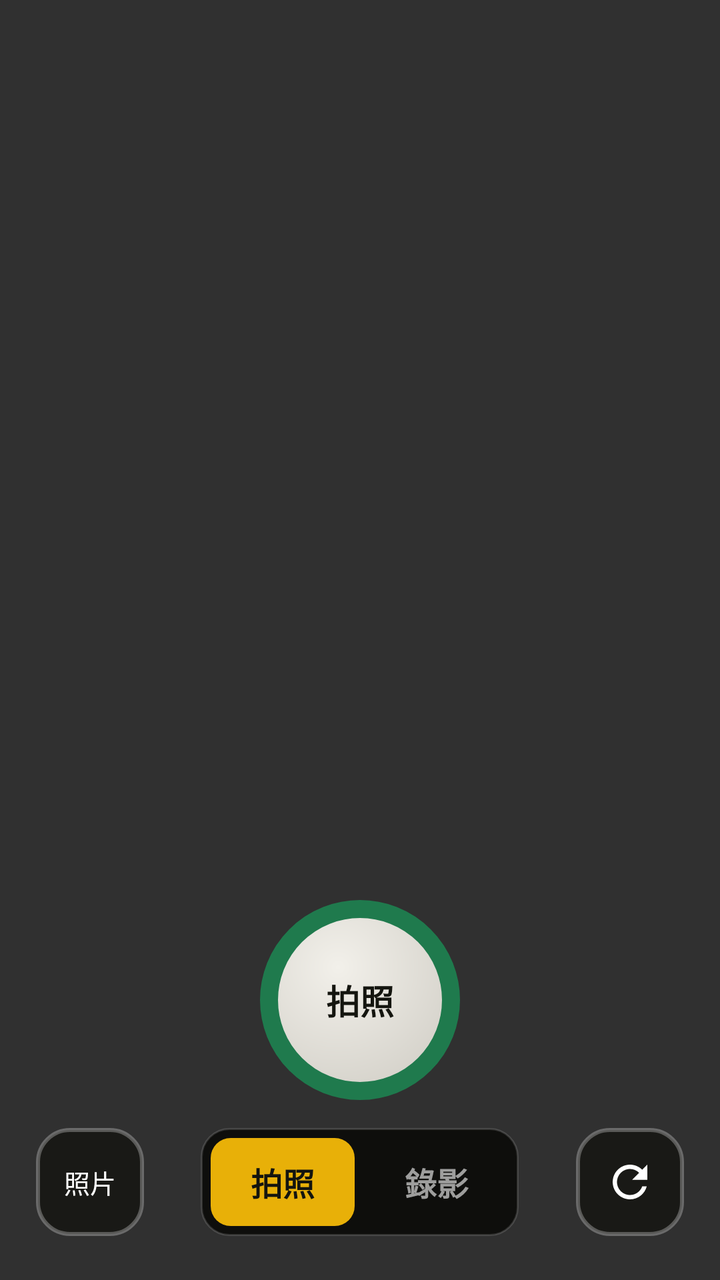
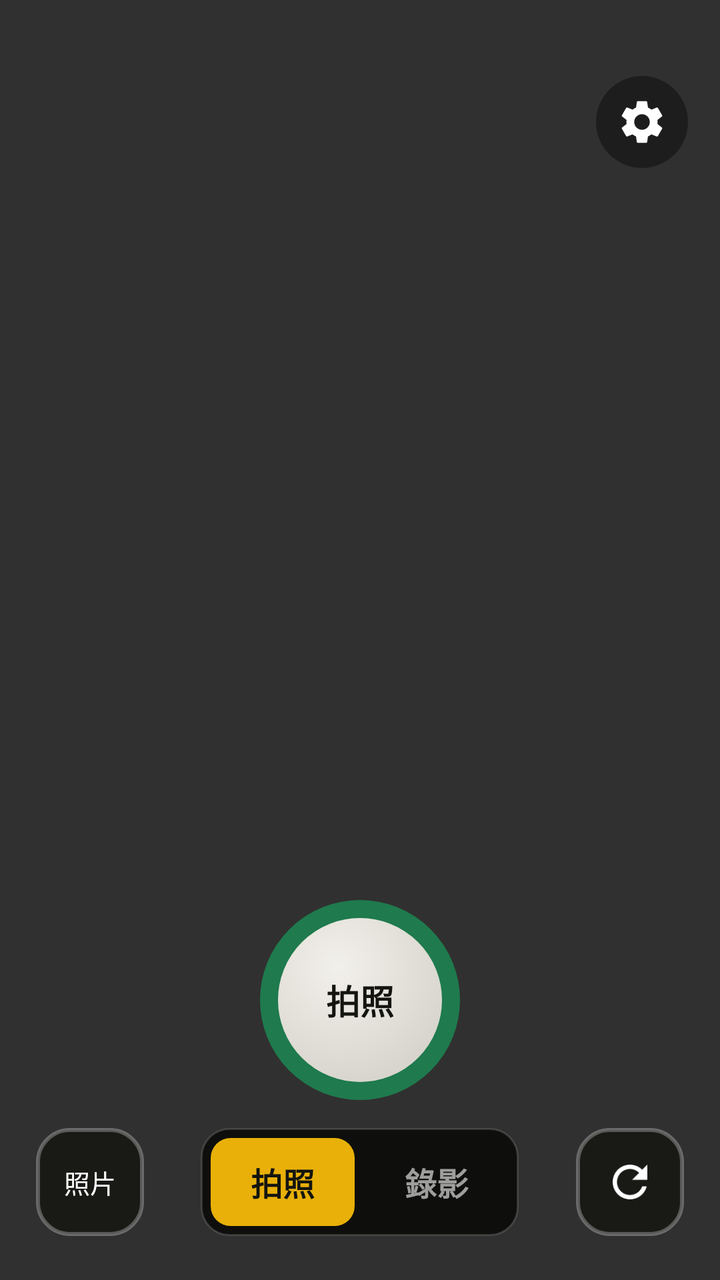

Compare the two renders of this Android layout. The source of the first and the diff that turns it into the second are given below.
<!-- AndroidManifest.xml: application theme AppTheme -->
<!-- res/layout/simple_ui.xml -->
<?xml version="1.0" encoding="utf-8"?>
<FrameLayout xmlns:android="http://schemas.android.com/apk/res/android"
    xmlns:tools="http://schemas.android.com/tools"
    android:id="@+id/sc_root"
    android:layout_width="match_parent"
    android:layout_height="match_parent"
    android:clickable="false"
    android:focusable="false"
    tools:ignore="HardcodedText">

    
    <View
        android:id="@+id/sc_rec_border"
        android:layout_width="match_parent"
        android:layout_height="match_parent"
        android:background="@drawable/sc_vf_frame_rec"
        android:alpha="0"
        android:clickable="false"
        android:visibility="gone" />

    
    <LinearLayout
        android:id="@+id/sc_camera_controls"
        android:layout_width="match_parent"
        android:layout_height="wrap_content"
        android:layout_gravity="bottom"
        android:orientation="vertical"
        android:paddingTop="10dp"
        android:paddingBottom="22dp"
        android:clickable="true">

        
        <FrameLayout
            android:layout_width="match_parent"
            android:layout_height="wrap_content">

            <TextView
                android:id="@+id/sc_shutter"
                android:layout_width="100dp"
                android:layout_height="100dp"
                android:layout_gravity="center_horizontal"
                android:gravity="center"
                android:text="拍照"
                android:textSize="17sp"
                android:textStyle="bold"
                android:textColor="#14150F"
                android:background="@drawable/sc_shutter_photo"
                android:clickable="true"
                android:focusable="true" />
        </FrameLayout>

        
        <FrameLayout
            android:layout_width="match_parent"
            android:layout_height="wrap_content"
            android:layout_marginTop="14dp"
            android:paddingLeft="18dp"
            android:paddingRight="18dp">

            <FrameLayout
                android:id="@+id/sc_gallery"
                android:layout_width="54dp"
                android:layout_height="54dp"
                android:layout_gravity="start|center_vertical"
                android:background="@drawable/sc_sq_button"
                android:clickable="true"
                android:focusable="true">

                <ImageView
                    android:id="@+id/sc_gallery_thumb"
                    android:layout_width="match_parent"
                    android:layout_height="match_parent"
                    android:layout_margin="3dp"
                    android:scaleType="centerCrop"
                    android:visibility="gone"
                    android:contentDescription="照片" />

                <TextView
                    android:id="@+id/sc_gallery_label"
                    android:layout_width="match_parent"
                    android:layout_height="match_parent"
                    android:gravity="center"
                    android:text="照片"
                    android:textSize="13sp"
                    android:fontFamily="sans-serif-medium"
                    android:textColor="#FFFFFF" />
            </FrameLayout>

            <LinearLayout
                android:layout_width="wrap_content"
                android:layout_height="wrap_content"
                android:layout_gravity="center"
                android:orientation="horizontal"
                android:background="@drawable/sc_mode_pill"
                android:padding="5dp">

                <TextView
                    android:id="@+id/sc_tab_photo"
                    android:layout_width="wrap_content"
                    android:layout_height="44dp"
                    android:minWidth="72dp"
                    android:gravity="center"
                    android:text="拍照"
                    android:textSize="16sp"
                    android:textStyle="bold"
                    android:background="@drawable/sc_tab_selected"
                    android:textColor="#14150F" />

                <TextView
                    android:id="@+id/sc_tab_video"
                    android:layout_width="wrap_content"
                    android:layout_height="44dp"
                    android:minWidth="72dp"
                    android:layout_marginStart="5dp"
                    android:gravity="center"
                    android:text="錄影"
                    android:textSize="16sp"
                    android:textStyle="bold"
                    android:textColor="#99FFFFFF" />
            </LinearLayout>

            <ImageView
                android:id="@+id/sc_flip"
                android:layout_width="54dp"
                android:layout_height="54dp"
                android:layout_gravity="end|center_vertical"
                android:padding="14dp"
                android:scaleType="fitCenter"
                android:src="@drawable/sc_ic_reload"
                android:contentDescription="切換前後鏡頭"
                android:background="@drawable/sc_sq_button"
                android:clickable="true"
                android:focusable="true" />
        </FrameLayout>
    </LinearLayout>

    
    <LinearLayout
        android:id="@+id/sc_recording_controls"
        android:layout_width="match_parent"
        android:layout_height="wrap_content"
        android:layout_gravity="bottom"
        android:orientation="vertical"
        android:gravity="center"
        android:paddingTop="10dp"
        android:paddingBottom="94dp"
        android:visibility="gone">

        <LinearLayout
            android:id="@+id/sc_stop"
            android:layout_width="100dp"
            android:layout_height="100dp"
            android:orientation="vertical"
            android:gravity="center"
            android:background="@drawable/sc_stop_outer"
            android:clickable="true"
            android:focusable="true">

            <View
                android:layout_width="18dp"
                android:layout_height="18dp"
                android:background="@drawable/sc_stop_inner" />

            <TextView
                android:layout_width="wrap_content"
                android:layout_height="wrap_content"
                android:layout_marginTop="5dp"
                android:text="停止"
                android:textSize="17sp"
                android:textStyle="bold"
                android:textColor="#FFFFFF" />
        </LinearLayout>
    </LinearLayout>

    
    <View
        android:id="@+id/sc_flash"
        android:layout_width="match_parent"
        android:layout_height="match_parent"
        android:background="#FFFFFF"
        android:alpha="0"
        android:clickable="false"
        android:visibility="gone" />

    
    <FrameLayout
        android:id="@+id/sc_tuck"
        android:layout_width="100dp"
        android:layout_height="100dp"
        android:background="@drawable/sc_tuck_overlay"
        android:clickable="false"
        android:visibility="gone" />

    
    <LinearLayout
        android:id="@+id/sc_rec_capsule"
        android:layout_width="wrap_content"
        android:layout_height="wrap_content"
        android:layout_gravity="top|center_horizontal"
        android:layout_marginTop="66dp"
        android:orientation="horizontal"
        android:gravity="center_vertical"
        android:background="@drawable/sc_rec_capsule"
        android:paddingLeft="18dp"
        android:paddingRight="18dp"
        android:paddingTop="10dp"
        android:paddingBottom="10dp"
        android:clickable="false"
        android:visibility="gone">

        <View
            android:layout_width="14dp"
            android:layout_height="14dp"
            android:layout_marginEnd="10dp"
            android:background="@drawable/sc_white_dot" />

        <TextView
            android:id="@+id/sc_timer"
            android:layout_width="wrap_content"
            android:layout_height="wrap_content"
            android:text="0:00"
            android:textSize="22sp"
            android:textStyle="bold"
            android:fontFamily="monospace"
            android:textColor="#FFFFFF" />
    </LinearLayout>

</FrameLayout>
<!-- resources referenced by this layout -->
<resources>
  <!-- drawable sc_rec_capsule (drawable) -->
  <?xml version="1.0" encoding="utf-8"?>
  <shape xmlns:android="http://schemas.android.com/apk/res/android" android:shape="rectangle">
      <solid android:color="#B3261E" />
      <corners android:radius="999dp" />
  </shape>
  <!-- drawable sc_stop_inner (drawable) -->
  <?xml version="1.0" encoding="utf-8"?>
  <shape xmlns:android="http://schemas.android.com/apk/res/android" android:shape="rectangle">
      <solid android:color="#FFFFFF" />
      <corners android:radius="4dp" />
  </shape>
  <!-- drawable sc_stop_outer (drawable) -->
  <?xml version="1.0" encoding="utf-8"?>
  <shape xmlns:android="http://schemas.android.com/apk/res/android" android:shape="oval">
      <solid android:color="#0E0E0C" />
      <stroke android:width="9dp" android:color="#B3261E" />
  </shape>
  <!-- drawable sc_tab_selected (drawable) -->
  <?xml version="1.0" encoding="utf-8"?>
  <shape xmlns:android="http://schemas.android.com/apk/res/android" android:shape="rectangle">
      <solid android:color="#E8B008" />
      <corners android:radius="10dp" />
  </shape>
  <!-- drawable sc_white_dot (drawable) -->
  <?xml version="1.0" encoding="utf-8"?>
  <shape xmlns:android="http://schemas.android.com/apk/res/android" android:shape="oval">
      <solid android:color="#FFFFFF" />
  </shape>
  <style name="AppTheme" parent="AppBaseTheme">
          
          <item name="android:windowNoTitle">true</item>
          <item name="android:windowActionBar">false</item>
          <item name="android:windowFullscreen">true</item>
          <item name="android:windowContentOverlay">@null</item>
      </style>
  <style name="AppBaseTheme" parent="@style/Theme.AppCompat.NoActionBar">
          
          <item name="android:imageButtonStyle">@style/image_button</item>
          <item name="android:navigationBarColor">@android:color/black</item>
      </style>
  <style name="image_button" parent="@android:style/Widget.Material.ImageButton">
          <item name="android:backgroundTint">#d05a595b</item> 
      </style>
  <!-- unchanged entries left out for length: 6 -->
</resources>

<!-- the commit's change to res/layout/simple_ui.xml (unified diff, before → after) -->
@@ -17,6 +17,22 @@
         android:alpha="0"
         android:clickable="false"
         android:visibility="gone" />
+
+    
+    <ImageView
+        android:id="@+id/sc_settings"
+        android:layout_width="46dp"
+        android:layout_height="46dp"
+        android:layout_gravity="top|end"
+        android:layout_marginTop="38dp"
+        android:layout_marginEnd="16dp"
+        android:padding="10dp"
+        android:scaleType="fitCenter"
+        android:src="@drawable/sc_ic_settings"
+        android:background="@drawable/sc_circle_btn"
+        android:contentDescription="設定儲存資料夾"
+        android:clickable="true"
+        android:focusable="true" />
 
     
     <LinearLayout
<!-- resource entries referenced after the edit -->
@@ -1,5 +1,31 @@
 <!-- resources referenced by this layout -->
 <resources>
+  <!-- drawable sc_circle_btn (drawable) -->
+  <?xml version="1.0" encoding="utf-8"?>
+  <selector xmlns:android="http://schemas.android.com/apk/res/android">
+      <item android:state_pressed="true">
+          <shape android:shape="oval">
+              <solid android:color="#B3000000" />
+          </shape>
+      </item>
+      <item>
+          <shape android:shape="oval">
+              <solid android:color="#66000000" />
+          </shape>
+      </item>
+  </selector>
+  <!-- drawable sc_ic_settings (drawable) -->
+  <?xml version="1.0" encoding="utf-8"?>
+  <vector xmlns:android="http://schemas.android.com/apk/res/android"
+      android:width="24dp"
+      android:height="24dp"
+      android:viewportWidth="24"
+      android:viewportHeight="24"
+      android:tint="#FFFFFF">
+      <path
+          android:fillColor="#FFFFFF"
+          android:pathData="M19.14,12.94c0.04,-0.3 0.06,-0.61 0.06,-0.94c0,-0.32 -0.02,-0.64 -0.07,-0.94l2.03,-1.58c0.18,-0.14 0.23,-0.41 0.12,-0.61l-1.92,-3.32c-0.12,-0.22 -0.37,-0.29 -0.59,-0.22l-2.39,0.96c-0.5,-0.38 -1.03,-0.7 -1.62,-0.94L14.4,2.81c-0.04,-0.24 -0.24,-0.41 -0.48,-0.41h-3.84c-0.24,0 -0.43,0.17 -0.47,0.41L9.25,5.35C8.66,5.59 8.12,5.92 7.63,6.29L5.24,5.33c-0.22,-0.08 -0.47,0 -0.59,0.22L2.74,8.87C2.62,9.08 2.66,9.34 2.86,9.48l2.03,1.58C4.84,11.36 4.8,11.69 4.8,12s0.02,0.64 0.07,0.94l-2.03,1.58c-0.18,0.14 -0.23,0.41 -0.12,0.61l1.92,3.32c0.12,0.22 0.37,0.29 0.59,0.22l2.39,-0.96c0.5,0.38 1.03,0.7 1.62,0.94l0.36,2.54c0.05,0.24 0.24,0.41 0.48,0.41h3.84c0.24,0 0.44,-0.17 0.47,-0.41l0.36,-2.54c0.59,-0.24 1.13,-0.56 1.62,-0.94l2.39,0.96c0.22,0.08 0.47,0 0.59,-0.22l1.92,-3.32c0.12,-0.22 0.07,-0.47 -0.12,-0.61L19.14,12.94zM12,15.6c-1.98,0 -3.6,-1.62 -3.6,-3.6s1.62,-3.6 3.6,-3.6s3.6,1.62 3.6,3.6S13.98,15.6 12,15.6z" />
+  </vector>
   <!-- drawable sc_rec_capsule (drawable) -->
   <?xml version="1.0" encoding="utf-8"?>
   <shape xmlns:android="http://schemas.android.com/apk/res/android" android:shape="rectangle">
